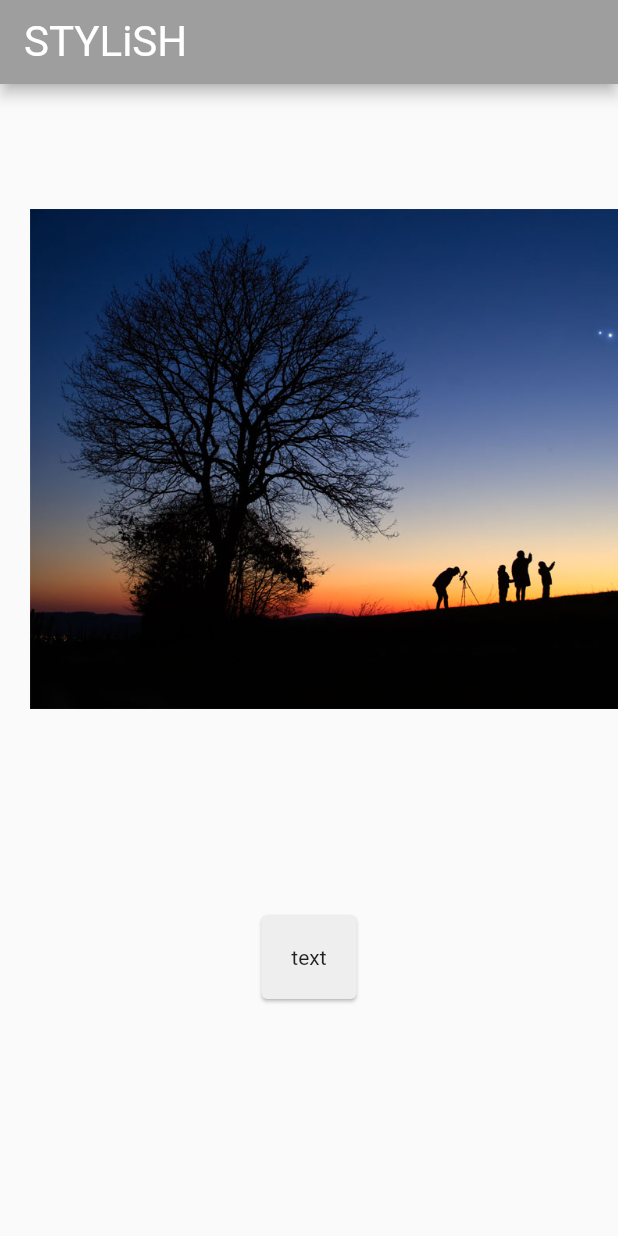
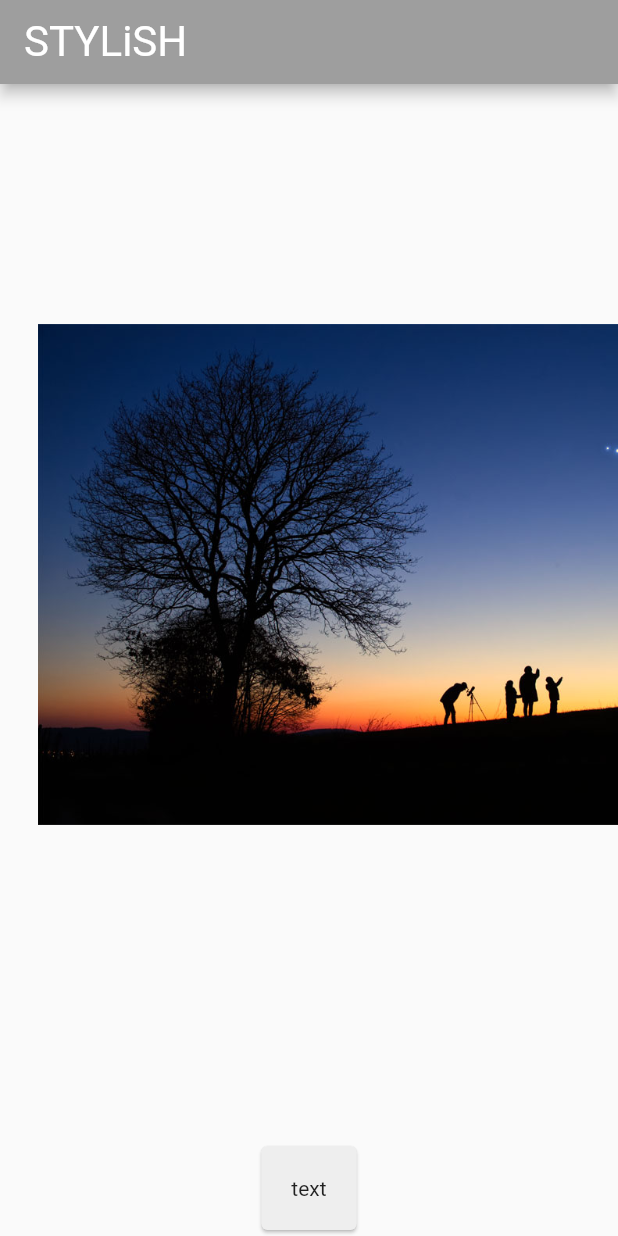
Before and after one commit to naiyu-wang/STYLiSH, a Flutter app: the screen it shows after launch, on a phone screen of 412 x 824 dp. Run offline on Flutter 3.47's test engine with Material 2 defaults, Android fonts, the phone set to English and light mode, and no system bars.

Commit message:
Update: add Expanded for ListView

```diff
--- a/lib/main.dart
+++ b/lib/main.dart
@@ -44,18 +44,21 @@ class MyHomePage extends StatelessWidget {
       ),
       body: Column(
         children: [
-          SizedBox(
-            height: 500.0,
-            width: double.infinity,
+          Expanded(
               child: ListView(
             scrollDirection: Axis.horizontal,
+            shrinkWrap: true,
             padding: const EdgeInsets.all(20),
             children: [
               for (var imagePath in imageAssetPaths)
-                  Image.asset(imagePath, width: 500),
+                Padding(
+                    padding: const EdgeInsets.all(5.0),
+                    child: ClipRRect(
+                      borderRadius: BorderRadius.circular(10.0),
+                      child: Image.asset(imagePath, width: 500),
+                    ))
             ],
-            ),
-          ),
+          )),
           const SizedBox(height: 50.0),
           Card(
             color: theme.colorScheme.background,
@@ -63,7 +66,7 @@ class MyHomePage extends StatelessWidget {
               padding: EdgeInsets.all(20),
               child: Text('text'),
             ),
-          )
+          ),
         ],
       ),
     );
```
Lines whose indentation alone changed are shown as unchanged.
